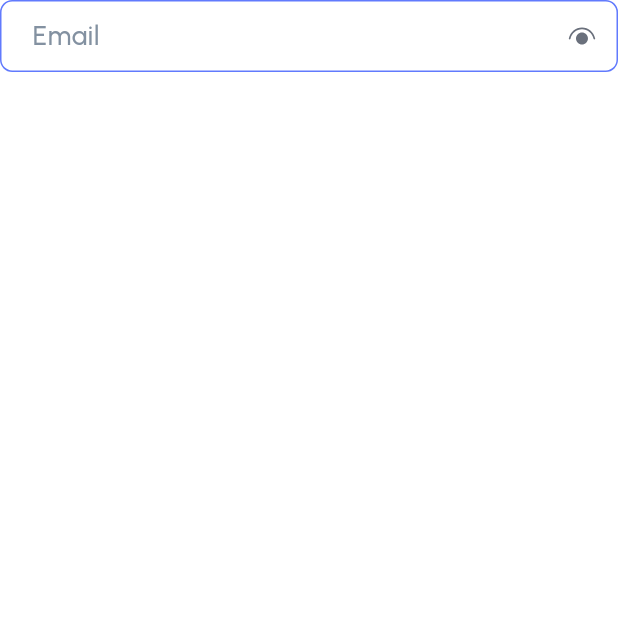
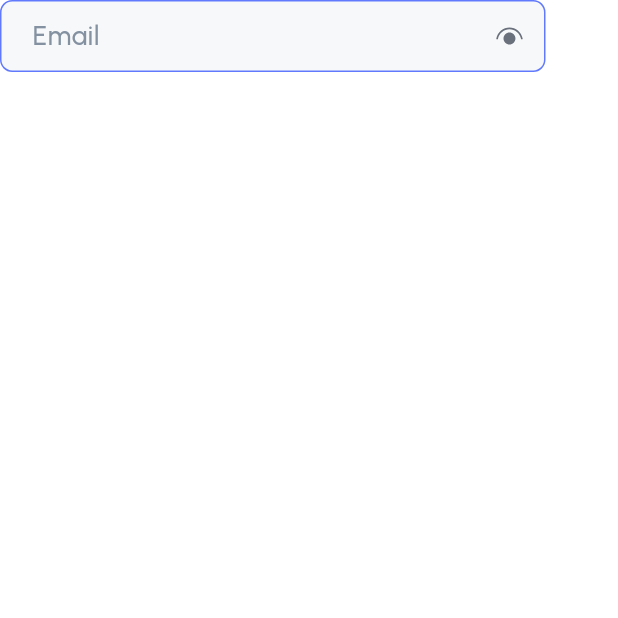
Before and after one commit to IbrahimElbazz/finance_ui, a Flutter app: the screen it shows after launch, after a tap on "Login", on a phone screen of 412 x 824 dp, the top half of it. Run offline on Flutter 3.47's test engine with Material 3 defaults, Android fonts, the phone set to English and light mode, and no system bars; our stand-ins replace flutter_screenutil, flutter_svg, go_router.

Commit message:
fiil text field

```diff
--- a/lib/core/widgets/custom_text_field.dart
+++ b/lib/core/widgets/custom_text_field.dart
@@ -10,10 +10,14 @@ class CustomTextField extends StatelessWidget {
 
   @override
   Widget build(BuildContext context) {
-    return TextField(
+    return SizedBox(
+      width: 331.w,
+      height: 56.h,
+      child: TextField(
         decoration: InputDecoration(
           contentPadding: EdgeInsets.symmetric(horizontal: 16.w),
-
+          filled: true,
+          fillColor: const Color(0xFFF7F8F9),
           hintText: lable,
           hintStyle: AppStyle.greyW500S16,
           suffixIcon: icon,
@@ -31,6 +35,7 @@ class CustomTextField extends StatelessWidget {
             borderSide: const BorderSide(color: AppColors.primary),
           ),
         ),
+      ),
     );
   }
 }
```
Lines whose indentation alone changed are shown as unchanged.
